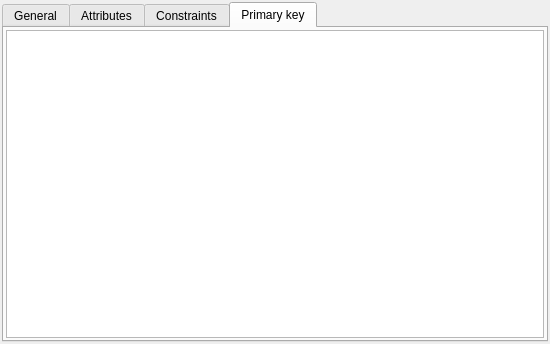
Above: libpgmodeler_ui/ui/relacionamentowidget.ui from pgmodeler/pgmodeler before the change. Below: the same form after it.
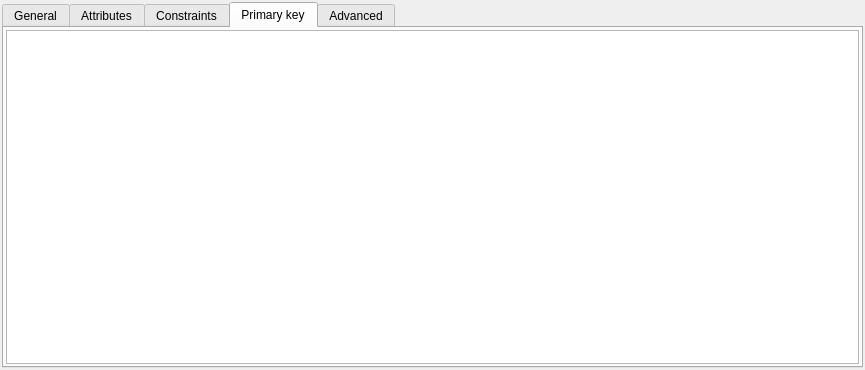
That is the form after the change. The open tabs and pages were chosen to show the change.

Commit message: Fixed bug that was crashing pgModeler on printing model. (issue #1) Added a advanced tab on relationship editing form in order to show the objects that represents the relationship (fks, tables, uq, pks) (issue

```diff
--- a/libpgmodeler_ui/ui/relacionamentowidget.ui
+++ b/libpgmodeler_ui/ui/relacionamentowidget.ui
@@ -6,8 +6,8 @@
    <rect>
     <x>0</x>
     <y>0</y>
-    <width>550</width>
-    <height>344</height>
+    <width>865</width>
+    <height>370</height>
    </rect>
   </property>
   <property name="sizePolicy">
@@ -782,7 +782,7 @@
        <item row="0" column="0">
         <widget class="QListWidget" name="coluna_rel_lst">
          <property name="sizePolicy">
-          <sizepolicy hsizetype="Preferred" vsizetype="Preferred">
+          <sizepolicy hsizetype="Preferred" vsizetype="Expanding">
            <horstretch>0</horstretch>
            <verstretch>0</verstretch>
           </sizepolicy>
@@ -797,6 +797,11 @@
        </item>
       </layout>
      </widget>
+     <widget class="QWidget" name="tab_5">
+      <attribute name="title">
+       <string>Advanced</string>
+      </attribute>
+     </widget>
     </widget>
    </item>
   </layout>
```
The commit also changes 12 other files.
